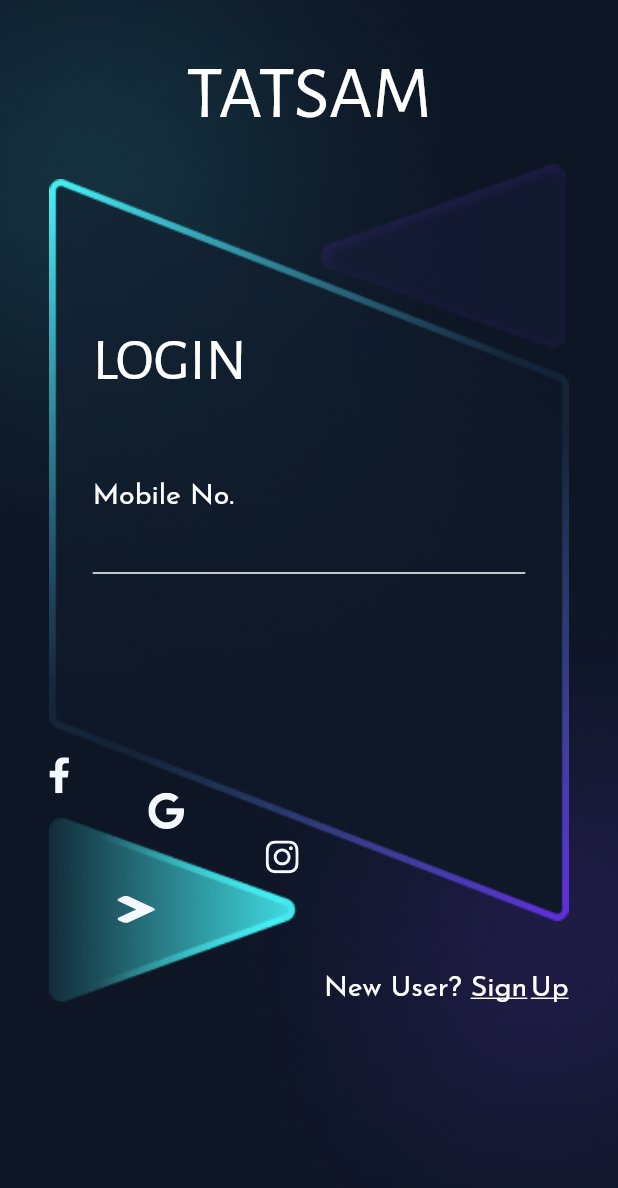
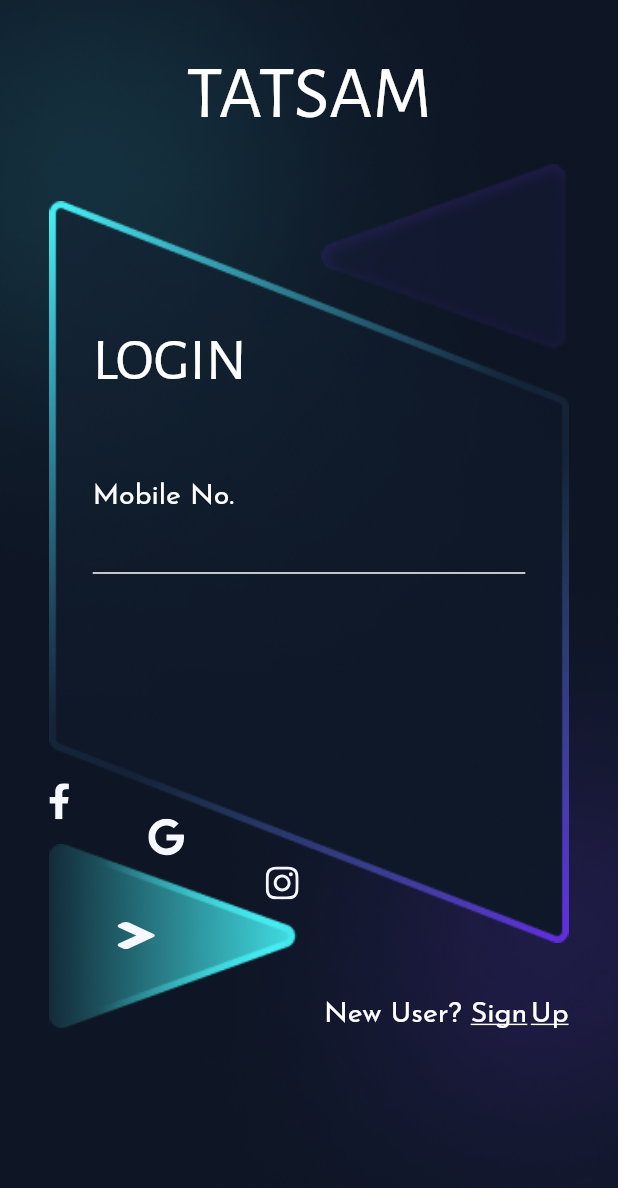
Before and after one commit to SahilMunjapara/Tatsam, a Flutter app: the screen it shows after launch, on a phone screen of 412 x 824 dp. Shown: the top 1188 px of the screen. Run offline on Flutter 3.47's test engine with Material 2 defaults, Android fonts, the phone set to English and light mode, and no system bars; our stand-ins replace equatable, flutter_bloc, flutter_svg; project files that could hold a hidden picture were left out.

Commit message:
Manage minor changes

```diff
--- a/lib/Screens/loginScreen/presentation/login_screen.dart
+++ b/lib/Screens/loginScreen/presentation/login_screen.dart
@@ -73,7 +73,10 @@ class _LoginScreenState extends State<LoginScreen> {
                       Stack(
                         children: [
                           Padding(
-                            padding: const EdgeInsets.only(top: 10, bottom: 55),
+                            padding: EdgeInsets.only(
+                              top: SizeUtils().hp(3),
+                              bottom: SizeUtils().hp(7),
+                            ),
                             child: SizedBox(
                                 height: SizeUtils().hp(60),
                                 width: SizeUtils().wp(150),
--- a/lib/Screens/signupScreen/presentation/signup_screen.dart
+++ b/lib/Screens/signupScreen/presentation/signup_screen.dart
@@ -86,7 +86,10 @@ class _SignupScreenState extends State<SignupScreen> {
                       Stack(
                         children: [
                           Padding(
-                            padding: const EdgeInsets.only(top: 15, bottom: 45),
+                            padding: EdgeInsets.only(
+                              top: SizeUtils().hp(3),
+                              bottom: SizeUtils().hp(6),
+                            ),
                             child: SizedBox(
                               height: SizeUtils().hp(60),
                               width: SizeUtils().wp(150),
```
